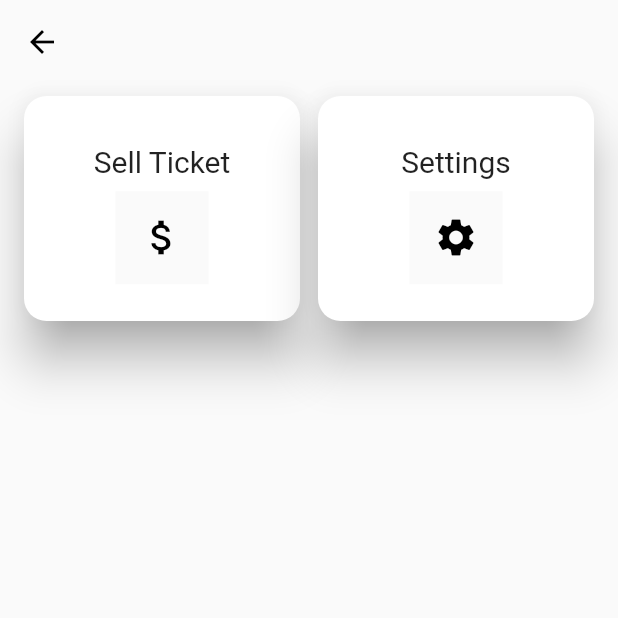
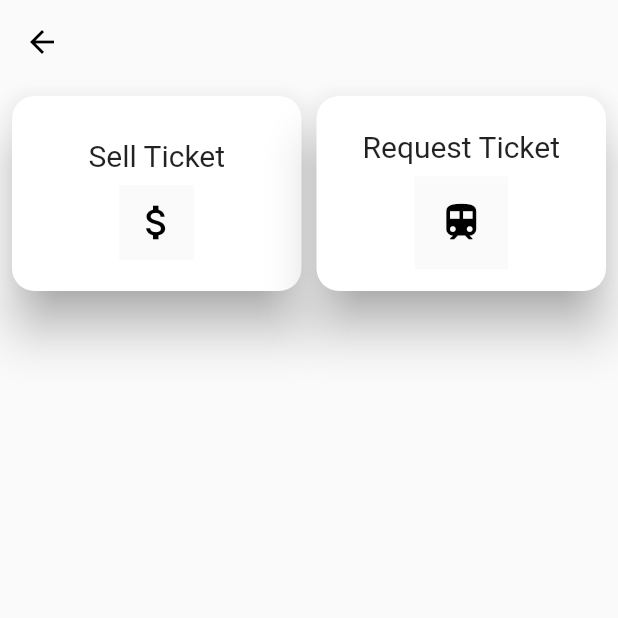
Before and after one commit to RuchiraSwarnapriya/train_ticket_exchange, a Flutter app: the MyAccount screen opened directly, on a phone screen of 412 x 824 dp, the top half of it. Run offline on Flutter 3.47's test engine with Material 2 defaults, Android fonts, the phone set to English and light mode, and no system bars; our stand-ins replace carousel_pro, cloud_firestore, datetime_picker_formfield, firebase_auth; accounts and stored records are empty.

Commit message:
Request Ticket Page

```diff
--- a/lib/pages/myaccount.dart
+++ b/lib/pages/myaccount.dart
@@ -2,6 +2,7 @@ import 'package:flutter/material.dart';
 import 'package:flutter_staggered_grid_view/flutter_staggered_grid_view.dart';
 import 'package:train_ticket_exchange/pages/addnewticket.dart';
 import 'package:train_ticket_exchange/pages/settings.dart';
+import 'package:train_ticket_exchange/pages/requestTicket.dart';
 
 class MyAccount extends StatefulWidget {
   @override
@@ -20,16 +21,18 @@ class _MyAccountState extends State<MyAccount> {
 
       body: StaggeredGridView.count(
         crossAxisCount: 2,
-        crossAxisSpacing: 12.0,
-        mainAxisSpacing: 12.0,
-        padding: EdgeInsets.symmetric(horizontal: 16.0,vertical: 8.0),
+        crossAxisSpacing: 10.0,
+        mainAxisSpacing: 10.0,
+        padding: EdgeInsets.symmetric(horizontal: 8.0,vertical: 8.0),
         children: <Widget>[
-          myItems(Icons.attach_money,"Sell Ticket"),
-          myItems(Icons.settings,"Settings"),
+          sellTickets(Icons.attach_money,"Sell Ticket"),
+          requestTickets(Icons.train,"Request Ticket"),
+
+
         ],
         staggeredTiles: [
-          StaggeredTile.extent(1, 150.0),
-          StaggeredTile.extent(1, 150.0),
+          StaggeredTile.extent(1, 130.0),
+          StaggeredTile.extent(1, 130.0),
         ],
 
       ),
@@ -38,7 +41,60 @@ class _MyAccountState extends State<MyAccount> {
     );
   }
 
-  Material myItems(IconData icon,String heading){
+//  Material settings(IconData icon,String heading){
+//    return Material(
+//      color: Colors.white,
+//      elevation: 14.0,
+//      shadowColor: Colors.grey,
+//      borderRadius: BorderRadius.circular(15.0),
+//      child: Center(
+//        child: Padding(
+//          padding: const EdgeInsets.all(8.0),
+//          child: new InkWell(
+//            onTap: () =>
+//                Navigator.push(context, new MaterialPageRoute(
+//                    builder: (context) => Settings())),
+//            child: Row(
+//              mainAxisAlignment: MainAxisAlignment.center,
+//              children: <Widget>[
+//                Column(
+//                  mainAxisAlignment: MainAxisAlignment.center,
+//                  children: <Widget>[
+//                    Padding(
+//                      padding: const EdgeInsets.all(8.0),
+//                      child: Text(heading,
+//                        style: TextStyle(
+//                          fontSize: 20.0,
+//                        ),
+//                      ),
+//                    ),
+//
+//                    Material(
+////                      color: Colors.black,
+////                      borderRadius: BorderRadius.circular(10.0),
+//                      child: Padding(
+//                        padding: const EdgeInsets.all(16.0),
+//                        child: Icon(
+//                          icon,
+//                          color: Colors.black,
+//                          size: 30.0,
+//                        ),
+//
+//                      ),
+//                    ),
+//                  ],
+//                )
+//              ],
+//            ),
+//
+//          )
+//
+//        ),
+//      ),
+//    );
+//  }
+
+  Material sellTickets(IconData icon,String heading){
     return Material(
       color: Colors.white,
       elevation: 14.0,
@@ -51,6 +107,59 @@ class _MyAccountState extends State<MyAccount> {
               onTap: () =>
                   Navigator.push(context, new MaterialPageRoute(
                       builder: (context) => AddNewTicket())),
+              child: Row(
+                mainAxisAlignment: MainAxisAlignment.center,
+                children: <Widget>[
+                  Column(
+                    mainAxisAlignment: MainAxisAlignment.center,
+                    children: <Widget>[
+                      Padding(
+                        padding: const EdgeInsets.all(8.0),
+                        child: Text(heading,
+                          style: TextStyle(
+                            fontSize: 20.0,
+                          ),
+                        ),
+                      ),
+
+                      Material(
+//                      color: Colors.black,
+//                      borderRadius: BorderRadius.circular(10.0),
+                        child: Padding(
+                          padding: const EdgeInsets.all(10.0),
+                          child: Icon(
+                            icon,
+                            color: Colors.black,
+                            size: 30.0,
+                          ),
+
+                        ),
+                      ),
+                    ],
+                  )
+                ],
+              ),
+
+            )
+
+        ),
+      ),
+    );
+  }
+
+  Material requestTickets(IconData icon,String heading){
+    return Material(
+      color: Colors.white,
+      elevation: 14.0,
+      shadowColor: Colors.grey,
+      borderRadius: BorderRadius.circular(15.0),
+      child: Center(
+        child: Padding(
+            padding: const EdgeInsets.all(8.0),
+            child: new InkWell(
+              onTap: () =>
+                  Navigator.push(context, new MaterialPageRoute(
+                      builder: (context) => RequestTicket())),
               child: Row(
                 mainAxisAlignment: MainAxisAlignment.center,
                 children: <Widget>[
@@ -92,4 +201,5 @@ class _MyAccountState extends State<MyAccount> {
   }
 
 
+
 }
--- /dev/null
+++ b/lib/pages/requestTicket.dart
@@ -0,0 +1,19 @@
+import 'package:flutter/material.dart';
+
+class RequestTicket extends StatefulWidget {
+  @override
+  _RequestTicketState createState() => _RequestTicketState();
+}
+
+class _RequestTicketState extends State<RequestTicket> {
+  @override
+  Widget build(BuildContext context) {
+    return Scaffold(
+      appBar: new AppBar(
+        elevation: 0.0,
+        backgroundColor: Colors.transparent,
+        iconTheme: new IconThemeData(color:Colors.black),
+      ),
+    );
+  }
+}
--- a/pubspec.yaml
+++ b/pubspec.yaml
@@ -27,7 +27,7 @@ dependencies:
   datetime_picker_formfield: ^0.1.8
   cloud_firestore: 0.8.2+3
   firebase_auth:  0.7.0
-  flutter_staggered_grid_view: ^0.2.7
+  flutter_staggered_grid_view: 0.3.0
   intl: ^0.15.8
 
 
```
Also changed, not shown: pubspec.lock. Lines whose indentation alone changed are shown as unchanged.
